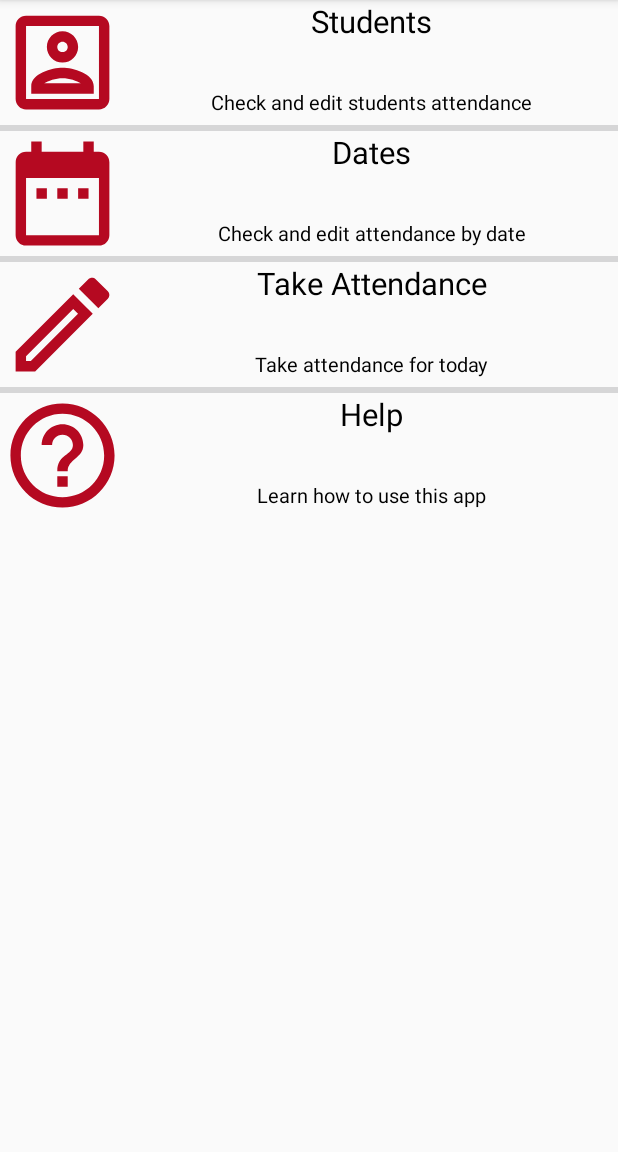
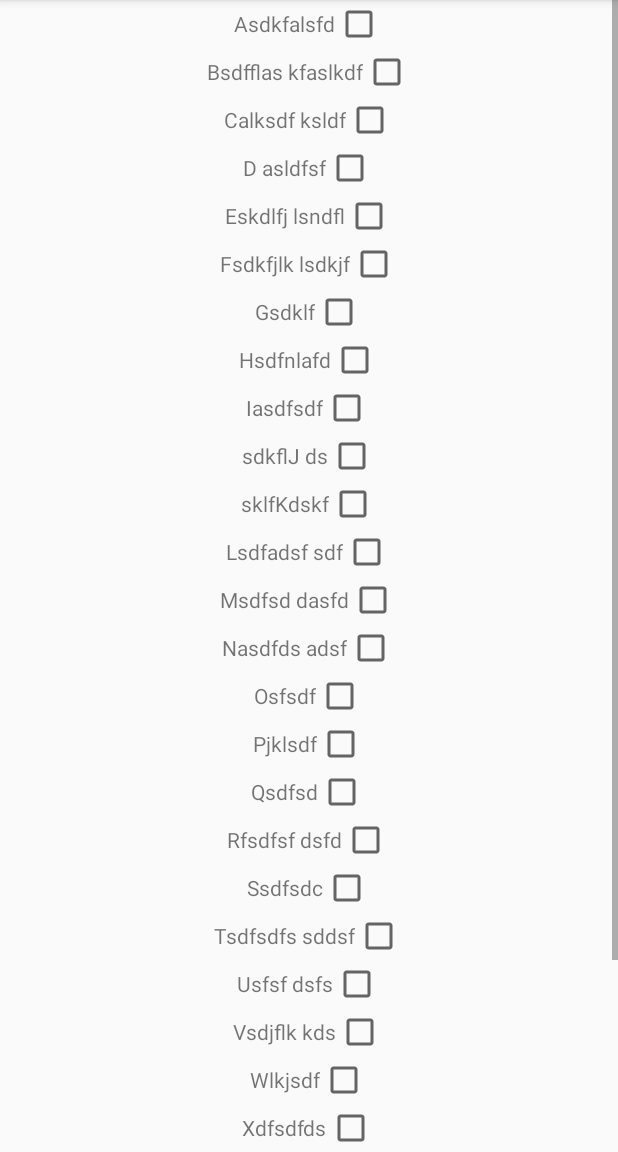
Before and after one commit to dipanshuayo/rantyaregister, an Android app: the TeacherActivity screen opened directly, with no data from a screen before it, after a tap on "Take Attendance", on a phone screen of 412 x 824 dp, the part 84-1236 px from its top. Run offline under Robolectric (Android 15) with nearby library versions, the phone set to English and light mode, and no system bars; our stand-ins replace sdp/ssp sizes.

Commit message:
take attendance

```diff
--- a/app/build.gradle
+++ b/app/build.gradle
@@ -40,6 +40,8 @@ dependencies {
     implementation 'com.intuit.ssp:ssp-android:1.0.6'
     implementation 'androidx.multidex:multidex:2.0.1'
     implementation 'com.afollestad.material-dialogs:input:3.3.0'
+    implementation 'com.afollestad.material-dialogs:datetime:3.3.0'
+    implementation 'androidx.legacy:legacy-support-v4:1.0.0'
     testImplementation 'junit:junit:4.12'
     androidTestImplementation 'androidx.test.ext:junit:1.1.3'
     androidTestImplementation 'androidx.test.espresso:espresso-core:3.4.0'
--- a/app/src/main/AndroidManifest.xml
+++ b/app/src/main/AndroidManifest.xml
@@ -9,7 +9,8 @@
         android:roundIcon="@mipmap/ic_launcher_round"
         android:supportsRtl="true"
         android:theme="@style/AppTheme">
-        <activity android:name=".HelpActivity"></activity>
+        <activity android:name=".TakeAttendanceActivity"></activity>
+        <activity android:name=".HelpActivity" />
         <activity android:name=".TeacherActivity" />
         <activity
             android:name=".SplashActivity"
--- /dev/null
+++ b/app/src/main/java/com/bookies/register/StudentAttendanceFragment.kt
@@ -0,0 +1,102 @@
+package com.bookies.register
+
+import android.os.Bundle
+import androidx.fragment.app.Fragment
+import android.view.LayoutInflater
+import android.view.View
+import android.view.ViewGroup
+import android.widget.CheckBox
+import android.widget.LinearLayout
+import android.widget.TextView
+import kotlinx.android.synthetic.main.fragment_student_attendance.*
+
+// TODO: Rename parameter arguments, choose names that match
+// the fragment initialization parameters, e.g. ARG_ITEM_NUMBER
+private const val ARG_PARAM1 = "STUDENT_NAMES"
+private const val ARG_PARAM2 = "STUDENT_ATTENDANCE"
+
+/**
+ * A simple [Fragment] subclass.
+ * Use the [StudentAttendanceFragment.newInstance] factory method to
+ * create an instance of this fragment.
+ */
+class StudentAttendanceFragment : Fragment() {
+    // TODO: Rename and change types of parameters
+    private var studentNames: Array<String>? = null
+    private var studentAttendances: BooleanArray? = null
+
+    override fun onCreate(savedInstanceState: Bundle?) {
+        super.onCreate(savedInstanceState)
+        arguments?.let {
+            studentNames = it.getStringArray(ARG_PARAM1)
+            studentAttendances = it.getBooleanArray(ARG_PARAM2)
+        }
+    }
+
+    override fun onCreateView(
+        inflater: LayoutInflater, container: ViewGroup?,
+        savedInstanceState: Bundle?
+    ): View {
+        val studentAttendanceView:View=inflater.inflate(R.layout.fragment_student_attendance, container, false)
+        studentNames?.forEachIndexed { index,name->
+
+            studentAttendances?.get(index)?.let{ addToStudentsAttendeesLayout(layout=studentAttendanceView.findViewById(R.id.take_attendance_layout),name=name,isChecked= it) }
+        }
+        return studentAttendanceView
+    }
+    private fun addToStudentsAttendeesLayout(layout:LinearLayout,name:String,isChecked:Boolean) {
+        layout.addView(addStudentAttendanceRow(name,isChecked))
+    }
+    private fun addStudentAttendanceRow(name:String,isChecked: Boolean): LinearLayout {
+        return addNameAndCheckBox(
+            getStudentsAttendanceLayout(),name,isChecked
+        )
+    }
+    private fun getStudentsAttendanceLayout(): LinearLayout {
+        val studentsAttendeeRow: LinearLayout = LinearLayout(activity)
+        studentsAttendeeRow.orientation= LinearLayout.HORIZONTAL
+        setViewToWrapContent(studentsAttendeeRow)
+        return studentsAttendeeRow
+    }
+    private fun addNameAndCheckBox(linearLayout: LinearLayout, name:String,isChecked: Boolean): LinearLayout {
+        linearLayout.addView(
+            createTextView(name)
+        )
+        linearLayout.addView(createCheckBox(isChecked))
+        return linearLayout
+    }
+    private fun createTextView(name:String): TextView {
+        val textView= TextView(activity)
+        setViewToWrapContent(textView)
+        textView.text=name
+        return textView
+    }
+    private fun createCheckBox(isChecked: Boolean): CheckBox {
+        val checkBox= CheckBox(activity)
+        checkBox.isChecked=isChecked
+        setViewToWrapContent(checkBox)
+        return checkBox
+    }
+    private fun setViewToWrapContent(view : View){
+        view.layoutParams= ViewGroup.LayoutParams(ViewGroup.LayoutParams.WRAP_CONTENT, ViewGroup.LayoutParams.WRAP_CONTENT)
+    }
+    companion object {
+        /**
+         * Use this factory method to create a new instance of
+         * this fragment using the provided parameters.
+         *
+         * @param studentNames Parameter 1.
+         * @param studentAttendances Parameter 2.
+         * @return A new instance of fragment StudentAttendanceFragment.
+         */
+
+        @JvmStatic
+        fun newInstance(studentNames: Array<String>, studentAttendances: BooleanArray) =
+            StudentAttendanceFragment().apply {
+                arguments = Bundle().apply {
+                    putStringArray(ARG_PARAM1, studentNames)
+                    putBooleanArray(ARG_PARAM2, studentAttendances)
+                }
+            }
+    }
+}
--- /dev/null
+++ b/app/src/main/java/com/bookies/register/TakeAttendanceActivity.kt
@@ -0,0 +1,44 @@
+package com.bookies.register
+
+import androidx.appcompat.app.AppCompatActivity
+import android.os.Bundle
+import android.view.View
+import android.view.ViewGroup
+import android.widget.CheckBox
+import android.widget.LinearLayout
+import android.widget.TextView
+import kotlinx.android.synthetic.main.activity_take_attendance.*
+import kotlinx.android.synthetic.main.fragment_student_attendance.*
+
+class TakeAttendanceActivity : AppCompatActivity() {
+    private val studentsNameArray=arrayOf(
+        "Asdkfalsfd","Bsdfflas kfaslkdf","Calksdf ksldf","D asldfsf","Eskdlfj lsndfl","Fsdkfjlk lsdkjf",
+        "Gsdklf","Hsdfnlafd","Iasdfsdf","sdkflJ ds","sklfKdskf",
+        "Lsdfadsf sdf","Msdfsd dasfd","Nasdfds adsf","Osfsdf","Pjklsdf",
+        "Qsdfsd","Rfsdfsf dsfd"
+        ,"Ssdfsdc","Tsdfsdfs sddsf","Usfsf dsfs","Vsdjflk kds","Wlkjsdf",
+        "Xdfsdfds","Ysdfsdfs","Zsdfsdfs")
+    private val studentsAttendance=booleanArrayOf(
+        false,false,false,false,false,false,false,false,false,false,false,false,false,
+        false,false,false,false,false,false,false,false,false,false,false,false,false,
+    )
+    override fun onCreate(savedInstanceState: Bundle?) {
+        super.onCreate(savedInstanceState)
+        setContentView(R.layout.activity_take_attendance)
+        //getStudentsName()
+        createStudentAttendance()
+    }
+    private fun getStudentsName(){
+        TODO("IMPLEMENT LATER")
+    }
+    private fun createStudentAttendance(){
+        val studentAttendanceFragment=StudentAttendanceFragment.newInstance(studentsNameArray,studentsAttendance)
+        supportFragmentManager
+            .beginTransaction()
+            .add(R.id.student_attendance_fragment_holder,studentAttendanceFragment,"studentAttendance")
+            .commit()
+
+    }
+
+
+}
--- a/app/src/main/java/com/bookies/register/TeacherActivity.kt
+++ b/app/src/main/java/com/bookies/register/TeacherActivity.kt
@@ -35,7 +35,7 @@ class TeacherActivity : AppCompatActivity() {
     }
 
     private fun takeAttendanceOptionClicked() {
-        TODO("Not yet implemented")
+        startActivity(Intent(this@TeacherActivity,TakeAttendanceActivity::class.java))
     }
 
     private fun datesOptionClicked() {
--- /dev/null
+++ b/app/src/main/res/layout/activity_take_attendance.xml
@@ -0,0 +1,28 @@
+<?xml version="1.0" encoding="utf-8"?>
+<ScrollView xmlns:android="http://schemas.android.com/apk/res/android"
+    xmlns:app="http://schemas.android.com/apk/res-auto"
+    xmlns:tools="http://schemas.android.com/tools"
+    android:layout_width="match_parent"
+    android:layout_height="match_parent"
+    tools:context=".TakeAttendanceActivity">
+   <LinearLayout
+       android:layout_width="match_parent"
+       android:layout_height="wrap_content"
+       android:orientation="vertical">
+       <FrameLayout
+           tools:layout_height="555dp"
+           android:id="@+id/student_attendance_fragment_holder"
+           android:layout_width="match_parent"
+           android:layout_height="wrap_content"/>
+       <Button
+           android:id="@+id/save_attendance_button"
+           android:layout_width="match_parent"
+           android:layout_height="wrap_content"
+           android:text="@string/save"
+           style="@style/AppTheme.Button"
+           android:layout_margin="@dimen/_16sdp"/>
+
+   </LinearLayout>
+
+
+</ScrollView>
--- /dev/null
+++ b/app/src/main/res/layout/fragment_student_attendance.xml
@@ -0,0 +1,14 @@
+<?xml version="1.0" encoding="utf-8"?>
+<FrameLayout xmlns:android="http://schemas.android.com/apk/res/android"
+    xmlns:tools="http://schemas.android.com/tools"
+    android:layout_width="match_parent"
+    android:layout_height="match_parent"
+    tools:context=".StudentAttendanceFragment">
+        <LinearLayout
+            android:id="@+id/take_attendance_layout"
+            android:layout_width="match_parent"
+            android:layout_height="wrap_content"
+            android:orientation="vertical"
+            android:gravity="center"/>
+
+</FrameLayout>
--- a/app/src/main/res/values/strings.xml
+++ b/app/src/main/res/values/strings.xml
@@ -63,4 +63,7 @@
             test
         </item>
     </string-array>
+    <!-- TODO: Remove or change this placeholder text -->
+    <string name="hello_blank_fragment">Hello blank fragment</string>
+    <string name="save">Save</string>
 </resources>
--- a/app/src/main/res/values/styles.xml
+++ b/app/src/main/res/values/styles.xml
@@ -6,5 +6,8 @@
         <item name="colorPrimaryDark">@color/colorPrimaryDark</item>
         <item name="colorAccent">@color/colorAccent</item>
     </style>
-
+    <style name="AppTheme.Button" parent="Widget.AppCompat.Button.Colored">
+        <item name="colorButtonNormal">@color/colorAccent</item>
+        <item name="android:textColor">#fff</item>
+    </style>
 </resources>
```
